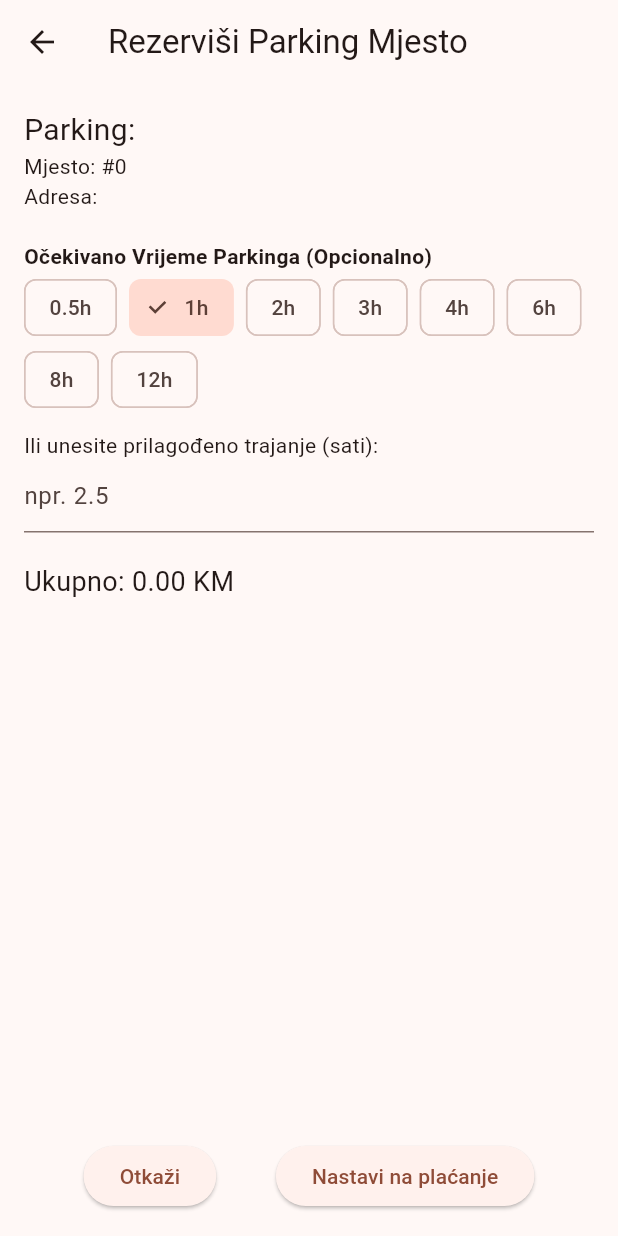
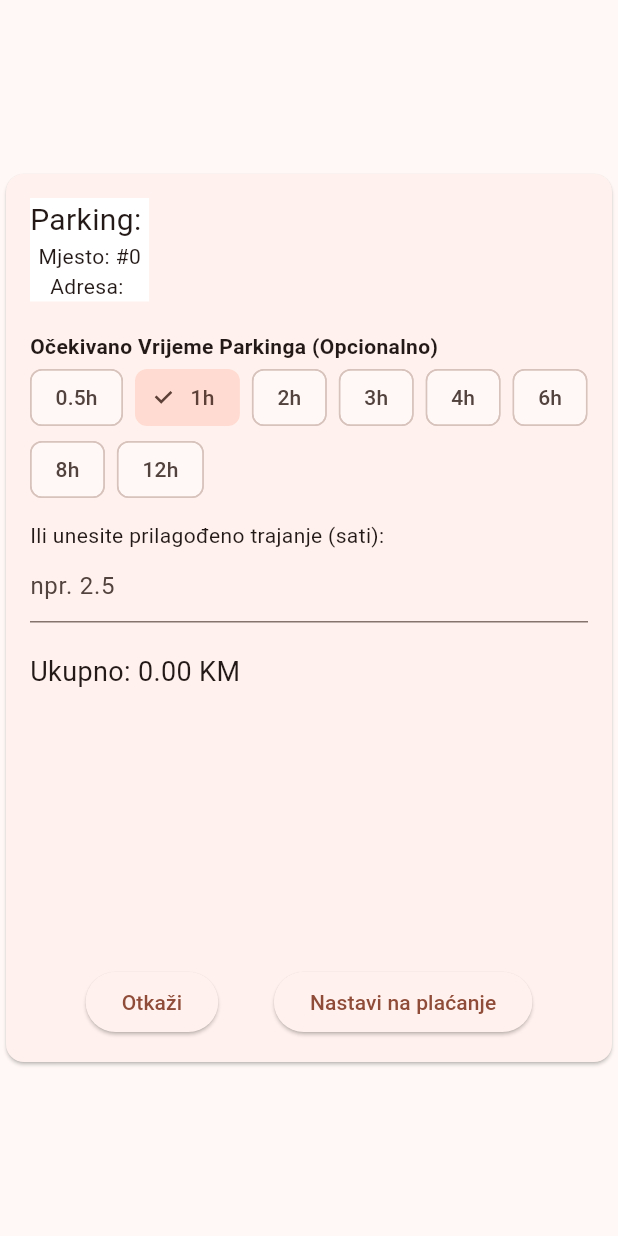
Before and after one commit to TarikSuljevic/Parking_App, a Flutter app: the RezervacijaPage screen opened directly with empty values, on a phone screen of 412 x 824 dp. Run offline on Flutter 3.47's test engine with Material 3 defaults, Android fonts, the phone set to English and light mode, and no system bars.

Commit message:
boze sacuvaj

```diff
--- a/parking_application/lib/main.dart
+++ b/parking_application/lib/main.dart
@@ -1516,11 +1516,23 @@ class _RezervacijaPageState extends State<RezervacijaPage> {
     double ukupnaCijena = widget.parking.pricePerHour * trajanjeSati;
 
     return Scaffold(
-      appBar: AppBar(title: Text("Rezerviši Parking Mjesto")),
-      body: Padding(
+
+      body: Center(
+        child: SizedBox(
+          height:600,
+          width:450,
+          child: Card(
+            child: Padding(
               padding: const EdgeInsets.all(16.0),
+              child: Container(
+
                 child: Column(
                   crossAxisAlignment: CrossAxisAlignment.start,
+
+                  children: [
+                    Container(
+                      color: Color.fromARGB(255, 255, 255, 255),
+                      child: Column(
                         children: [
                         Text("Parking: ${widget.parking.name}", style: TextStyle(fontSize: 20)),
                         Text("Mjesto: #${widget.mjestoBroj}"),
@@ -1528,6 +1540,9 @@ class _RezervacijaPageState extends State<RezervacijaPage> {
                         Wrap(
                           spacing: 8,
                           children: widget.parking.features.map((f) => Chip(label: Text(f))).toList(),
+                        ),]
+                      )
+
                         ),
                         SizedBox(height: 20),
                         Text("Očekivano Vrijeme Parkinga (Opcionalno)", style: TextStyle(fontWeight: FontWeight.bold)),
@@ -1582,6 +1597,12 @@ class _RezervacijaPageState extends State<RezervacijaPage> {
                           ],
                         ),
                       ],
+
+
+                ),
+              ),
+            ),
+          ),
         ),
       ),
     );
```
Lines whose indentation alone changed are shown as unchanged.
